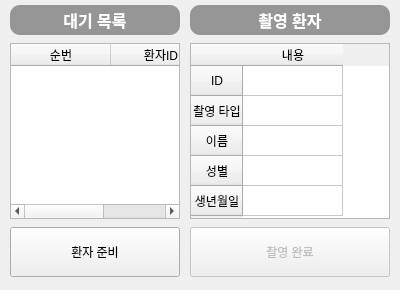
Qt form Project/src/imaging/ImagingSW/patientmanager.ui (AndaCondaa/Dental_Imaging_SW_System) before a commit.
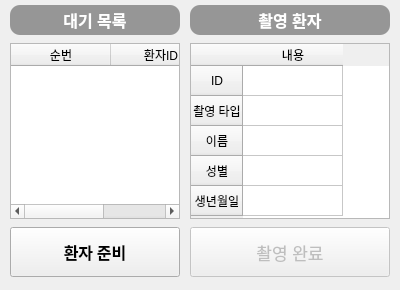
The same form after that commit.

Patch:
```diff
--- a/Project/src/imaging/ImagingSW/patientmanager.ui
+++ b/Project/src/imaging/ImagingSW/patientmanager.ui
@@ -186,6 +186,13 @@
            <height>16777215</height>
           </size>
          </property>
+         <property name="font">
+          <font>
+           <family>맑은 고딕</family>
+           <pointsize>12</pointsize>
+           <bold>true</bold>
+          </font>
+         </property>
          <property name="text">
           <string>환자 준비</string>
          </property>
@@ -390,6 +397,12 @@
            <height>16777215</height>
           </size>
          </property>
+         <property name="font">
+          <font>
+           <pointsize>13</pointsize>
+           <bold>false</bold>
+          </font>
+         </property>
          <property name="styleSheet">
           <string notr="true"/>
          </property>
```
